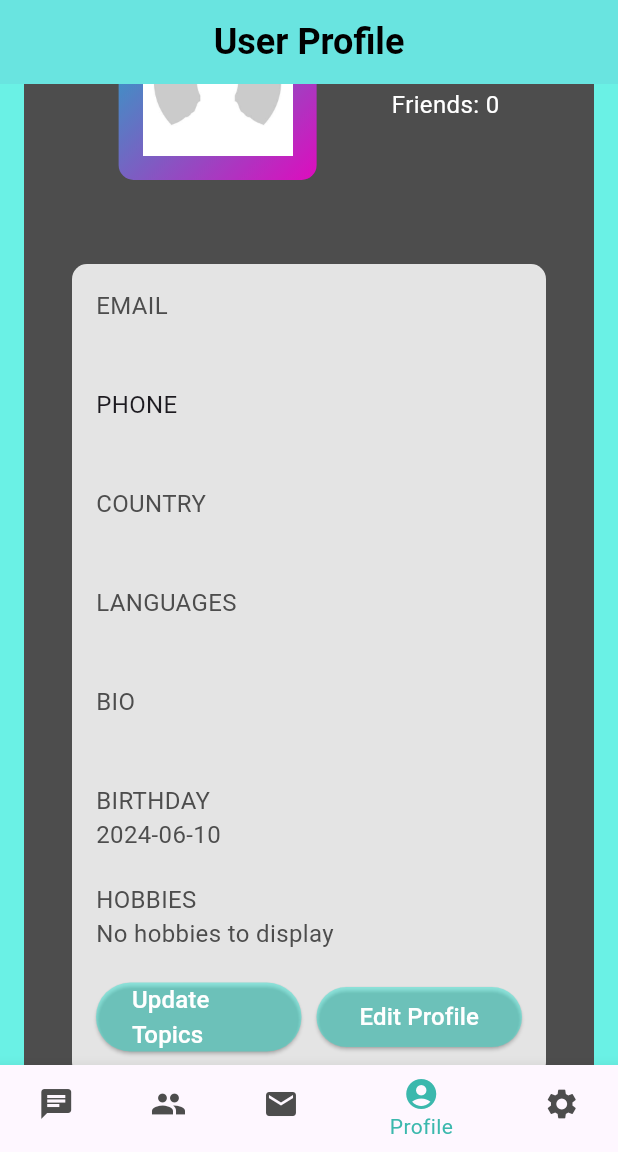
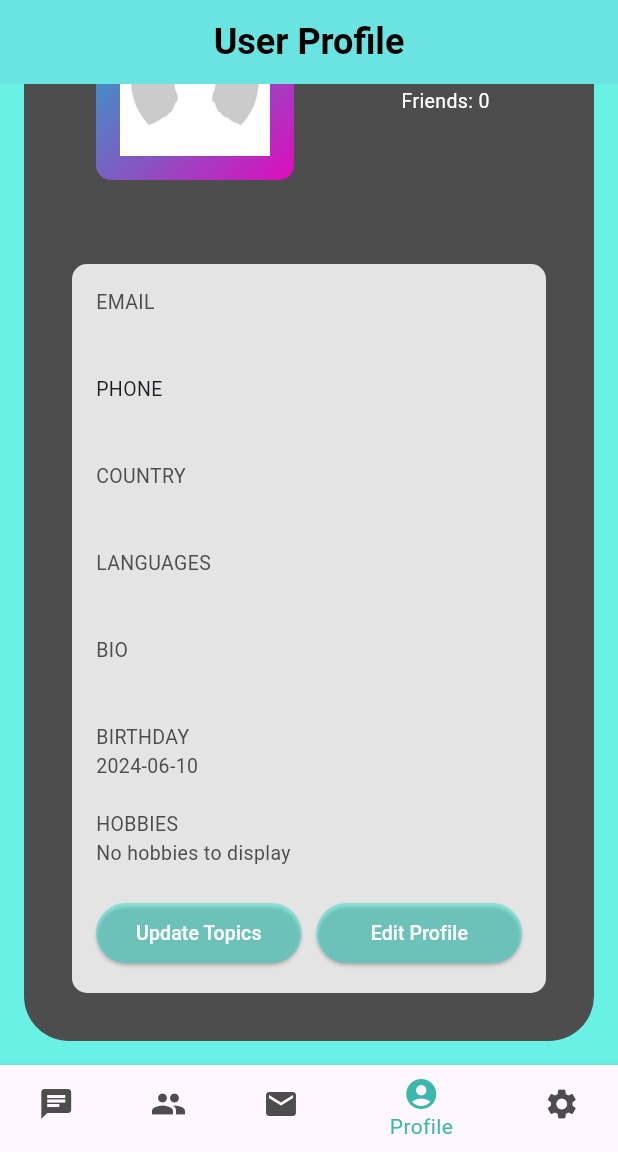
Before and after one commit to ThisIsAntonio/Sociolingo, a Flutter app: the screen it shows once a user with an empty profile is signed in, item 4 of the bottom bar chosen, scrolled down 152 dp, on a phone screen of 412 x 824 dp, the part 84-1236 px from its top. Run offline on Flutter 3.47's test engine with Material 3 defaults, Android fonts, the phone set to English and light mode, and no system bars; our stand-ins replace cloud_firestore, cloud_functions, country_picker, easy_localization, firebase_auth, firebase_core and 8 more; missing offline and left inert: firebase_app_check; accounts and stored records are empty; network calls fail.

Commit message:
"Updated chat app dependencies and code in various files, including .metadata, .dart files, and pubspec files., fixed screen size on friend sugestion grid and user info"

```diff
--- a/chat_app/lib/screens/chat_page.dart
+++ b/chat_app/lib/screens/chat_page.dart
@@ -100,7 +100,6 @@ class _ChatPageState extends State<ChatPage> {
     bool isLargeScreen = screenWidth > 800;
     double titleSize = isLargeScreen ? 28 : 24;
     double subtitleSize = isLargeScreen ? 18 : 14;
-    double fontSize = isLargeScreen ? 14 : 12;
 
     return Scaffold(
       appBar: !isLargeScreen && selectedFriendId != null
--- a/chat_app/lib/screens/user_info_page.dart
+++ b/chat_app/lib/screens/user_info_page.dart
@@ -292,18 +292,34 @@ class _UserInfoPageState extends State<UserInfoPage> {
         screenWidth > 800 ? screenWidth * 0.5 : screenWidth * 0.90;
     buttonWidth = buttonWidth > maxButtonWidth ? maxButtonWidth : buttonWidth;
     double padding = screenWidth > 800 ? 30.0 : 16.0;
-    double fontSize = screenWidth > 800 ? 18 : 16;
+    double fontSize = screenWidth > 800
+        ? 18
+        : screenWidth > 600
+            ? 16
+            : 13;
     double imageSize = screenWidth > 800 ? 150 : 100;
     final themeProvider = Provider.of<ThemeProvider>(context);
-    Color tileColor = themeProvider.themeMode==ThemeMode.dark? Color.fromARGB(255, 228, 228, 228) : Color.fromARGB(255, 77, 77, 77);
-    Color titleFontColor = themeProvider.themeMode==ThemeMode.dark? const Color.fromARGB(255, 77, 77, 77) : const Color.fromARGB(255, 255, 255, 255);
-    Color infoFontColor = themeProvider.themeMode==ThemeMode.dark? const Color.fromARGB(255, 255, 255, 255) :  const Color.fromARGB(255, 77, 77, 77);
-    Color infoTileColor = themeProvider.themeMode==ThemeMode.dark? const Color.fromARGB(255, 77, 77, 77): const Color.fromARGB(255, 228, 228, 228);
-    Color buttonColor = themeProvider.themeMode==ThemeMode.dark?  Color.fromRGBO(162, 245, 238, 1): const Color.fromARGB(100, 18, 235, 214);
+    Color tileColor = themeProvider.themeMode == ThemeMode.dark
+        ? Color.fromARGB(255, 228, 228, 228)
+        : Color.fromARGB(255, 77, 77, 77);
+    Color titleFontColor = themeProvider.themeMode == ThemeMode.dark
+        ? const Color.fromARGB(255, 77, 77, 77)
+        : const Color.fromARGB(255, 255, 255, 255);
+    Color infoFontColor = themeProvider.themeMode == ThemeMode.dark
+        ? const Color.fromARGB(255, 255, 255, 255)
+        : const Color.fromARGB(255, 77, 77, 77);
+    Color infoTileColor = themeProvider.themeMode == ThemeMode.dark
+        ? const Color.fromARGB(255, 77, 77, 77)
+        : const Color.fromARGB(255, 228, 228, 228);
+    Color buttonColor = themeProvider.themeMode == ThemeMode.dark
+        ? Color.fromRGBO(162, 245, 238, 1)
+        : const Color.fromARGB(100, 18, 235, 214);
     // Color buttonTextColor = themeProvider.themeMode==ThemeMode.dark? Colors.black: Colors.black;
 
     return Scaffold(
-      backgroundColor: themeProvider.themeMode==ThemeMode.dark? const Color.fromRGBO(162, 245, 238, 255): const Color.fromRGBO(162, 245, 238, 255),
+      backgroundColor: themeProvider.themeMode == ThemeMode.dark
+          ? const Color.fromRGBO(162, 245, 238, 255)
+          : const Color.fromRGBO(162, 245, 238, 255),
       appBar: AppBar(
         leading: Container(), // To hide the back button.
         title: Text(
@@ -319,7 +335,7 @@ class _UserInfoPageState extends State<UserInfoPage> {
       body: SingleChildScrollView(
         child: Container(
           decoration: BoxDecoration(
-              color:Color.fromARGB(100, 18, 235, 214),
+            color: Color.fromARGB(100, 18, 235, 214),
             // borderRadius: BorderRadius.circular(0),
           ),
           padding: EdgeInsets.all(padding),
@@ -355,8 +371,10 @@ class _UserInfoPageState extends State<UserInfoPage> {
                                           begin: Alignment.topLeft,
                                           end: Alignment.bottomRight,
                                           colors: [
-                                        Color.fromARGB(255, 16, 184, 199), // Start color
-                                        Color.fromARGB(255, 222, 12, 190), // End color
+                                            Color.fromARGB(255, 16, 184,
+                                                199), // Start color
+                                            Color.fromARGB(
+                                                255, 222, 12, 190), // End color
                                           ],
                                         ),
                                         borderRadius: BorderRadius.circular(10),
@@ -371,23 +389,34 @@ class _UserInfoPageState extends State<UserInfoPage> {
                                       ]),
                                     ),
                                     const SizedBox(width: 50),
-                                Column(
+                                    Expanded(
+                                      child: Column(
+                                        crossAxisAlignment:
+                                            CrossAxisAlignment.center,
                                         children: [
                                           Text(
                                             '${_user!.firstName} ${_user!.lastName}',
                                             style: TextStyle(
                                                 color: titleFontColor,
                                                 fontSize: fontSize,
-                                            fontWeight: FontWeight.bold)),
+                                                fontWeight: FontWeight.bold),
+                                            textAlign: TextAlign
+                                                .center, // Centrar el texto
+                                            overflow: TextOverflow.ellipsis,
+                                          ),
                                           const SizedBox(height: 8),
                                           GestureDetector(
-                                      onTap: () => _showFriendsList(context),
+                                            onTap: () =>
+                                                _showFriendsList(context),
                                             child: Text(
                                                 tr('userInfo_friends') +
                                                     ': $_friendCount',
-                                          style: TextStyle( color: titleFontColor, fontSize: fontSize)),
+                                                style: TextStyle(
+                                                    color: titleFontColor,
+                                                    fontSize: fontSize)),
                                           ),
                                         ],
+                                      ),
                                     ),
                                   ],
                                 ),
@@ -408,23 +437,30 @@ class _UserInfoPageState extends State<UserInfoPage> {
                                   crossAxisAlignment: CrossAxisAlignment.start,
                                   children: [
                                     Text(
-                                      tr('userInfo_emailLabel') + '\n' +
+                                        tr('userInfo_emailLabel') +
+                                            '\n' +
                                             '${_user!.email}',
-                                      style: TextStyle(color: infoFontColor, fontSize: fontSize)),
+                                        style: TextStyle(
+                                            color: infoFontColor,
+                                            fontSize: fontSize)),
                                     const SizedBox(
                                         height:
                                             20), // Separator (20 pixels height)
                                     Text(
-                                      tr('userInfo_phoneLabel') + '\n' +
+                                        tr('userInfo_phoneLabel') +
+                                            '\n' +
                                             '${_user!.phoneNumber ?? 'N/A'}',
                                         style: TextStyle(fontSize: fontSize)),
                                     const SizedBox(
                                         height:
                                             20), // Separator (20 pixels height)
                                     Text(
-                                      tr('userInfo_countryLabel') + '\n'  +
+                                        tr('userInfo_countryLabel') +
+                                            '\n' +
                                             '${_user!.country}',
-                                      style: TextStyle(color: infoFontColor, fontSize: fontSize)),
+                                        style: TextStyle(
+                                            color: infoFontColor,
+                                            fontSize: fontSize)),
                                     const SizedBox(
                                         height:
                                             20), // Separator (20 pixels height)
@@ -433,8 +469,10 @@ class _UserInfoPageState extends State<UserInfoPage> {
                                           CrossAxisAlignment.start,
                                       children: [
                                         Text(
-                                        tr('userInfo_languagesLabel') + '\n' ,
-                                        style: TextStyle(color: infoFontColor, fontSize: fontSize),
+                                          tr('userInfo_languagesLabel') + '\n',
+                                          style: TextStyle(
+                                              color: infoFontColor,
+                                              fontSize: fontSize),
                                         ),
                                         Wrap(
                                           spacing:
@@ -453,30 +491,44 @@ class _UserInfoPageState extends State<UserInfoPage> {
                                         height:
                                             20), // Separator (20 pixels height)
                                     Text(
-                                      tr('userInfo_bioLabel') + '\n' +
+                                        tr('userInfo_bioLabel') +
+                                            '\n' +
                                             '${_user!.bio ?? 'Not provided'}',
-                                      style: TextStyle(color: infoFontColor, fontSize: fontSize)),
+                                        style: TextStyle(
+                                            color: infoFontColor,
+                                            fontSize: fontSize),
+                                        textAlign: TextAlign.justify),
                                     const SizedBox(
                                         height:
                                             20), // Separator (20 pixels height)
                                     Text(
-                                      tr('userInfo_birthdayLabel') + '\n' +
+                                        tr('userInfo_birthdayLabel') +
+                                            '\n' +
                                             '${_user!.birthday != null ? DateFormat('yyyy-MM-dd').format(_user!.birthday!) : 'N/A'}',
-                                      style: TextStyle(color: infoFontColor, fontSize: fontSize)),
+                                        style: TextStyle(
+                                            color: infoFontColor,
+                                            fontSize: fontSize)),
                                     const SizedBox(
                                         height:
                                             20), // Separator (20 pixels height)
                                     Text(
                                         selectedHobbies.isNotEmpty
-                                        ? tr('userInfo_hobbiesLabel') + '\n' + '${selectedHobbies.join(', ')}'
-                                        : tr('userInfo_hobbiesLabel') + '\n' + tr('userInfo_noHobbies'),
-                                    style: TextStyle(color: infoFontColor, fontSize: fontSize),
-                                  ),
+                                            ? tr('userInfo_hobbiesLabel') +
+                                                '\n' +
+                                                '${selectedHobbies.join(', ')}'
+                                            : tr('userInfo_hobbiesLabel') +
+                                                '\n' +
+                                                tr('userInfo_noHobbies'),
+                                        style: TextStyle(
+                                            color: infoFontColor,
+                                            fontSize: fontSize),
+                                        textAlign: TextAlign.justify),
                                     const SizedBox(
                                         height:
                                             20), // Separator (20 pixels height)
                                     ConstrainedBox(
-                                    constraints: BoxConstraints(maxWidth: 600),
+                                      constraints:
+                                          BoxConstraints(maxWidth: 600),
                                       child: Row(
                                         children: [
                                           Expanded(
@@ -486,13 +538,15 @@ class _UserInfoPageState extends State<UserInfoPage> {
                                                 onPressed:
                                                     _navigateToTopicsScreen,
                                                 style: ElevatedButton.styleFrom(
-                                                  backgroundColor: buttonColor,// Size of the bottom
+                                                  backgroundColor:
+                                                      buttonColor, // Size of the bottom
                                                 ),
                                                 child: Text(
                                                     tr(
                                                         'userInfo_buttonUpdateTopics'),
                                                     style: TextStyle(
-                                                      color: titleFontColor, fontSize: fontSize)),
+                                                        color: titleFontColor,
+                                                        fontSize: fontSize)),
                                               ),
                                             ),
                                           ),
@@ -510,7 +564,8 @@ class _UserInfoPageState extends State<UserInfoPage> {
                                                             builder: (_) =>
                                                                 EditUserInfoPage(
                                                                     user: _user,
-                                                                  userEmail: widget
+                                                                    userEmail:
+                                                                        widget
                                                                             .userEmail)))
                                                       ..then((value) {
                                                         // Optional: Reload user information when returning from editing page
@@ -518,13 +573,15 @@ class _UserInfoPageState extends State<UserInfoPage> {
                                                             widget.userEmail);
                                                       }),
                                                 style: ElevatedButton.styleFrom(
-                                                  backgroundColor: buttonColor,// Size of the bottom
+                                                  backgroundColor:
+                                                      buttonColor, // Size of the bottom
                                                 ),
                                                 child: Text(
                                                     tr(
                                                         'userInfo_buttonEditProfile'),
                                                     style: TextStyle(
-                                                      color: titleFontColor, fontSize: fontSize)),
+                                                        color: titleFontColor,
+                                                        fontSize: fontSize)),
                                               ),
                                             ),
                                           ),
--- a/chat_app/pubspec.yaml
+++ b/chat_app/pubspec.yaml
@@ -34,7 +34,7 @@ dependencies:
   provider: ^6.1.1
   country_picker: ^2.0.7
   image_picker: ^1.0.7
-  intl: ^0.18.1
+  intl: any
   flutter_localizations:
     sdk: flutter
   easy_localization: ^3.0.4
```
Also changed, not shown: chat_app/lib/screens/friendSuggestionsGrid.dart (+40 -15 lines), chat_app/pubspec.lock, 2 other files. Lines whose indentation alone changed are shown as unchanged.
